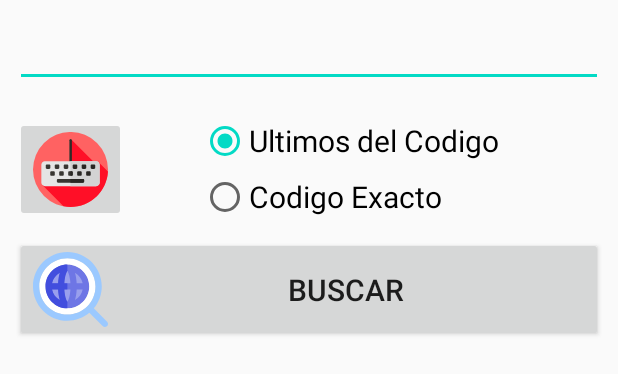
After one commit to raulest50/Irsum, an Android app: the layout fragment_manual_reg_dialog.xml on its own in the app's theme, with its tools: preview values and no code run, on a phone screen of 412 x 824 dp. The commit adds this screen. Shown: the top 374 px of the screen. Run offline under Robolectric (Android 15) with nearby library versions, the phone set to English and light mode, and no system bars.

Commit message:
se agrego funcionalidad de busqueda de productos por ultimos del codigo, funciona bien en android 4.4

```diff
--- a/app/src/main/java/com/rendidor/irsum/MainActivity.kt
+++ b/app/src/main/java/com/rendidor/irsum/MainActivity.kt
@@ -8,6 +8,7 @@ import androidx.navigation.fragment.NavHostFragment
 import androidx.navigation.ui.setupActionBarWithNavController
 import com.rendidor.irsum.databinding.ActivityMainBinding
 import com.rendidor.irsum.fragmentDialogs.InfoIpDialog
+import com.rendidor.irsum.fragmentDialogs.ManualRegDialog
 
 class MainActivity : AppCompatActivity() {
 
@@ -33,7 +34,6 @@ class MainActivity : AppCompatActivity() {
         SetupNavegacion()
 
         this.pl = PrefLoader(this)
-
 
         binding.toolbar.setOnLongClickListener {
             var infoDialog = InfoIpDialog()
--- a/app/src/main/java/com/rendidor/irsum/fragmentDialogs/ModNumDialog.kt
+++ b/app/src/main/java/com/rendidor/irsum/fragmentDialogs/ModNumDialog.kt
@@ -64,9 +64,8 @@ class ModNumDialog(var item:ItemVenta, var itemIndex:Int, var adapter:ItemVentaA
                 if(N==0) adapter.removeItem(itemIndex)
                 if(N>=1){
                     item.setCantidad(etCantidad.text.toString().toInt())
-                    adapter.notifyItemChanged(itemIndex) // se actualiza el item en el recycler view
-                    adapter.ntFragment() // se actualiza la suma_listaCompra y el textview de suma en home fragment
                 }
+                adapter.AplicarCambios()
                 dismiss()
             } catch (e:NumberFormatException){}
         }
--- /dev/null
+++ b/app/src/main/res/drawable/ic_global_search_svgrepo_com.xml
@@ -0,0 +1,17 @@
+<vector android:height="50dp" android:viewportHeight="511.999"
+    android:viewportWidth="511.999" android:width="50dp" xmlns:android="http://schemas.android.com/apk/res/android">
+    <path android:fillColor="#6E76E5" android:pathData="M234.667,85.351c-82.344,0 -149.333,66.991 -149.333,149.333s66.99,149.333 149.333,149.333S384,317.026 384,234.684S317.01,85.351 234.667,85.351z"/>
+    <path android:fillColor="#FFFFFF" android:pathData="M234.667,42.684c-105.87,0 -192,86.133 -192,192s86.13,192 192,192s192,-86.131 192,-192S340.535,42.684 234.667,42.684zM234.667,384.017c-82.344,0 -149.333,-66.99 -149.333,-149.333s66.99,-149.333 149.333,-149.333S384,152.342 384,234.684S317.009,384.017 234.667,384.017z"/>
+    <path android:fillColor="#999FED" android:pathData="M130.148,213.351h41.071c1.345,-25.865 5.183,-50.913 11.701,-71.896C156.164,156.364 136.445,182.44 130.148,213.351z"/>
+    <path android:fillColor="#999FED" android:pathData="M286.414,327.914c26.756,-14.909 46.474,-40.986 52.772,-71.896h-41.071C296.769,281.881 292.934,306.93 286.414,327.914z"/>
+    <path android:fillColor="#999FED" android:pathData="M130.148,256.017c6.299,30.909 26.017,56.986 52.772,71.896c-6.519,-20.983 -10.355,-46.032 -11.701,-71.896H130.148z"/>
+    <path android:fillColor="#999FED" android:pathData="M213.948,213.351h41.439c-2.714,-46.292 -13.835,-74.651 -20.719,-83.396C227.782,138.698 216.661,167.059 213.948,213.351z"/>
+    <path android:fillColor="#999FED" android:pathData="M286.414,141.455c6.519,20.983 10.355,46.032 11.701,71.896h41.071C332.887,182.44 313.169,156.364 286.414,141.455z"/>
+    <path android:fillColor="#999FED" android:pathData="M234.667,339.412c6.885,-8.744 18.005,-37.104 20.719,-83.396h-41.439C216.661,302.309 227.782,330.668 234.667,339.412z"/>
+    <path android:fillColor="#9BC9FF" android:pathData="M414.936,384.746c33.944,-40.708 54.397,-93.039 54.397,-150.061c0,-129.395 -105.271,-234.667 -234.667,-234.667S0,105.287 0,234.684s105.271,234.667 234.667,234.667c57.041,0 109.389,-20.467 150.103,-54.43l90.813,90.813c4.166,4.167 9.626,6.248 15.084,6.248s10.92,-2.082 15.084,-6.248c8.331,-8.331 8.331,-21.838 0,-30.17L414.936,384.746zM234.667,426.684c-105.87,0 -192,-86.131 -192,-192s86.13,-192 192,-192s192,86.133 192,192S340.535,426.684 234.667,426.684z"/>
+    <path android:fillColor="#999FED" android:pathData="M234.667,339.412v-83.396h-20.719C216.661,302.309 227.782,330.668 234.667,339.412z"/>
+    <path android:fillColor="#999FED" android:pathData="M130.148,213.351h41.071c1.345,-25.865 5.183,-50.913 11.701,-71.896C156.164,156.364 136.445,182.44 130.148,213.351z"/>
+    <path android:fillColor="#999FED" android:pathData="M234.667,213.351v-83.396c-6.885,8.744 -18.005,37.104 -20.719,83.396H234.667z"/>
+    <path android:fillColor="#999FED" android:pathData="M130.148,256.017c6.299,30.909 26.017,56.986 52.772,71.896c-6.519,-20.983 -10.355,-46.032 -11.701,-71.896H130.148z"/>
+    <path android:fillColor="#424EDE" android:pathData="M213.948,256.017h20.719v-42.667h-20.719c2.714,-46.292 13.835,-74.651 20.719,-83.396V85.351c-82.344,0 -149.333,66.991 -149.333,149.333s66.99,149.333 149.333,149.333v-44.605C227.782,330.668 216.661,302.309 213.948,256.017zM130.148,256.017h41.071c1.345,25.865 5.183,50.913 11.701,71.896C156.164,313.003 136.445,286.927 130.148,256.017zM171.218,213.351h-41.071c6.299,-30.909 26.017,-56.986 52.772,-71.896C176.4,162.438 172.564,187.486 171.218,213.351z"/>
+</vector>
--- /dev/null
+++ b/app/src/main/res/drawable/ic_keyboard_svgrepo_com.xml
@@ -0,0 +1,24 @@
+<vector android:height="50dp" android:viewportHeight="512.002"
+    android:viewportWidth="512.002" android:width="50dp" xmlns:android="http://schemas.android.com/apk/res/android">
+    <path android:fillColor="#FF6262" android:pathData="M256.001,256m-256,0a256,256 0,1 1,512 0a256,256 0,1 1,-512 0"/>
+    <path android:fillColor="#FF0F27" android:pathData="M511.634,269.71l-63.414,-63.245l-26.148,4.711L261.493,51.41l-6.641,151.721L63.982,362.651l144.146,144.862c15.51,2.934 31.51,4.489 47.873,4.489C392.786,512 504.509,404.72 511.634,269.71z"/>
+    <path android:fillColor="#383632" android:pathData="M256.001,206.869c-4.284,0 -7.758,-3.474 -7.758,-7.758V56.889c0,-4.284 3.474,-7.758 7.758,-7.758s7.758,3.474 7.758,7.758v142.222C263.758,203.395 260.285,206.869 256.001,206.869z"/>
+    <path android:fillColor="#282623" android:pathData="M256.001,49.131c-0.197,0 -0.381,0.043 -0.574,0.059v157.622c0.193,0.014 0.378,0.059 0.574,0.059c4.284,0 7.758,-3.474 7.758,-7.758V56.889C263.758,52.605 260.285,49.131 256.001,49.131z"/>
+    <path android:fillColor="#E5E5E5" android:pathData="M430.832,369.778H81.168c-13.409,0 -24.278,-10.869 -24.278,-24.278V223.391c0,-13.409 10.869,-24.278 24.278,-24.278h349.665c13.409,0 24.28,10.869 24.28,24.278V345.5C455.112,358.909 444.243,369.778 430.832,369.778z"/>
+    <path android:fillColor="#D3D3D3" android:pathData="M430.832,199.111H255.425v170.667h175.407c13.409,0 24.279,-10.869 24.279,-24.278V223.391C455.112,209.98 444.243,199.111 430.832,199.111z"/>
+    <path android:fillColor="#383632" android:pathData="M118.304,229.279c0,-4.284 -3.474,-7.758 -7.758,-7.758H95.031c-4.284,0 -7.758,3.474 -7.758,7.758v15.515c0,4.284 3.474,7.758 7.758,7.758h15.515c4.284,0 7.758,-3.474 7.758,-7.758V229.279z"/>
+    <path android:fillColor="#383632" android:pathData="M179.589,229.279c0,-4.284 -3.474,-7.758 -7.758,-7.758h-15.515c-4.284,0 -7.758,3.474 -7.758,7.758v15.515c0,4.284 3.474,7.758 7.758,7.758h15.515c4.284,0 7.758,-3.474 7.758,-7.758V229.279z"/>
+    <path android:fillColor="#383632" android:pathData="M233.116,221.522h-15.515c-4.284,0 -7.758,3.474 -7.758,7.758v15.515c0,4.284 3.474,7.758 7.758,7.758h15.515c4.284,0 7.758,-3.474 7.758,-7.758v-15.515C240.874,224.996 237.4,221.522 233.116,221.522z"/>
+    <path android:fillColor="#383632" android:pathData="M140.973,268.067h-15.515c-4.284,0 -7.758,3.474 -7.758,7.758v15.515c0,4.284 3.474,7.758 7.758,7.758h15.515c4.284,0 7.758,-3.474 7.758,-7.758v-15.515C148.731,271.541 145.259,268.067 140.973,268.067z"/>
+    <path android:fillColor="#383632" android:pathData="M202.258,268.067h-15.515c-4.284,0 -7.758,3.474 -7.758,7.758v15.515c0,4.284 3.474,7.758 7.758,7.758h15.515c4.284,0 7.758,-3.474 7.758,-7.758v-15.515C210.016,271.541 206.542,268.067 202.258,268.067z"/>
+    <path android:fillColor="#383632" android:pathData="M263.543,268.067h-15.515c-4.284,0 -7.758,3.474 -7.758,7.758v15.515c0,4.284 3.474,7.758 7.758,7.758h15.515c4.284,0 7.758,-3.474 7.758,-7.758v-15.515C271.301,271.541 267.827,268.067 263.543,268.067z"/>
+    <path android:fillColor="#282623" android:pathData="M263.543,268.067h-8.116v31.03h8.116c4.284,0 7.758,-3.474 7.758,-7.758v-15.515C271.301,271.541 267.827,268.067 263.543,268.067z"/>
+    <path android:fillColor="#282623" android:pathData="M302.158,229.279c0,-4.284 -3.474,-7.758 -7.758,-7.758h-15.515c-4.284,0 -7.758,3.474 -7.758,7.758v15.515c0,4.284 3.474,7.758 7.758,7.758h15.515c4.284,0 7.758,-3.474 7.758,-7.758V229.279z"/>
+    <path android:fillColor="#282623" android:pathData="M363.443,229.279c0,-4.284 -3.474,-7.758 -7.758,-7.758h-15.515c-4.284,0 -7.758,3.474 -7.758,7.758v15.515c0,4.284 3.474,7.758 7.758,7.758h15.515c4.284,0 7.758,-3.474 7.758,-7.758V229.279z"/>
+    <path android:fillColor="#282623" android:pathData="M416.971,221.522h-15.515c-4.284,0 -7.758,3.474 -7.758,7.758v15.515c0,4.284 3.474,7.758 7.758,7.758h15.515c4.284,0 7.758,-3.474 7.758,-7.758v-15.515C424.728,224.996 421.254,221.522 416.971,221.522z"/>
+    <path android:fillColor="#282623" android:pathData="M324.828,268.067h-15.515c-4.284,0 -7.758,3.474 -7.758,7.758v15.515c0,4.284 3.474,7.758 7.758,7.758h15.515c4.284,0 7.758,-3.474 7.758,-7.758v-15.515C332.585,271.541 329.112,268.067 324.828,268.067z"/>
+    <path android:fillColor="#282623" android:pathData="M386.113,268.067h-15.515c-4.284,0 -7.758,3.474 -7.758,7.758v15.515c0,4.284 3.474,7.758 7.758,7.758h15.515c4.284,0 7.758,-3.474 7.758,-7.758v-15.515C393.87,271.541 390.397,268.067 386.113,268.067z"/>
+    <path android:fillColor="#383632" android:pathData="M170.668,328.404h170.667v10.343h-170.667z"/>
+    <path android:fillColor="#383632" android:pathData="M341.334,346.505H170.668c-4.284,0 -7.758,-3.474 -7.758,-7.758v-10.343c0,-4.284 3.474,-7.758 7.758,-7.758h170.667c4.284,0 7.758,3.474 7.758,7.758v10.343C349.092,343.031 345.618,346.505 341.334,346.505z"/>
+    <path android:fillColor="#282623" android:pathData="M341.334,320.646h-85.907v25.859h85.907c4.284,0 7.758,-3.474 7.758,-7.758v-10.343C349.092,324.12 345.618,320.646 341.334,320.646z"/>
+</vector>
--- a/app/src/main/res/layout/fragment_home.xml
+++ b/app/src/main/res/layout/fragment_home.xml
@@ -51,7 +51,7 @@
 
                 <!--boton para agregar un producto a la lista de manera manual-->
                 <ImageButton
-                    android:id="@+id/btn_add_prod"
+                    android:id="@+id/btn_add_prod_manual"
                     android:layout_width="wrap_content"
                     android:layout_height="wrap_content"
                     android:layout_weight="1"
--- a/app/src/main/res/layout/fragment_info_ip_dialog.xml
+++ b/app/src/main/res/layout/fragment_info_ip_dialog.xml
@@ -1,5 +1,6 @@
 <?xml version="1.0" encoding="utf-8"?>
-<FrameLayout xmlns:android="http://schemas.android.com/apk/res/android"
+<FrameLayout
+    xmlns:android="http://schemas.android.com/apk/res/android"
     xmlns:tools="http://schemas.android.com/tools"
     android:layout_width="match_parent"
     android:layout_height="match_parent"
--- /dev/null
+++ b/app/src/main/res/layout/fragment_manual_reg_dialog.xml
@@ -0,0 +1,82 @@
+<?xml version="1.0" encoding="utf-8"?>
+<FrameLayout
+    xmlns:android="http://schemas.android.com/apk/res/android"
+    xmlns:tools="http://schemas.android.com/tools"
+    xmlns:app="http://schemas.android.com/apk/res-auto"
+    android:layout_width="match_parent"
+    android:layout_height="match_parent"
+    tools:context=".fragmentDialogs.ManualRegDialog">
+
+    <LinearLayout
+        android:layout_width="match_parent"
+        android:layout_height="match_parent"
+        android:orientation="vertical"
+        android:padding="10dp"
+        tools:layout_editor_absoluteX="254dp"
+        tools:layout_editor_absoluteY="239dp">
+
+        <EditText
+            android:id="@+id/et_busq_codigo"
+            android:layout_width="match_parent"
+            android:layout_height="wrap_content"
+            android:textSize="20sp"
+            android:digits="abcdefghijklmnopqrstuvwxyz1234567890 ñ"
+            android:inputType="textPostalAddress"
+            android:layout_marginBottom="10dp" />
+
+        <LinearLayout
+            android:layout_width="match_parent"
+            android:layout_height="wrap_content"
+            android:orientation="horizontal"
+            android:paddingTop="10dp"
+            android:paddingBottom="10dp">
+
+            <ImageButton
+                android:id="@+id/imgbtn_show_keyboard"
+                android:layout_width="wrap_content"
+                android:layout_height="wrap_content"
+                android:layout_marginEnd="50dp"
+                app:srcCompat="@drawable/ic_keyboard_svgrepo_com" />
+
+            <RadioGroup
+                android:id="@+id/rg_tp_busqueda"
+                android:layout_width="wrap_content"
+                android:layout_height="wrap_content"
+                android:checkedButton="@id/rbtn_ultimos_cod">
+
+                <RadioButton
+                    android:id="@+id/rbtn_ultimos_cod"
+                    android:layout_width="wrap_content"
+                    android:layout_height="wrap_content"
+                    android:layout_marginBottom="5dp"
+                    android:textSize="20sp"
+                    android:text="Ultimos del Codigo" />
+
+                <RadioButton
+                    android:id="@+id/rbtn_cod_exacto"
+                    android:layout_width="wrap_content"
+                    android:layout_height="wrap_content"
+                    android:textSize="20sp"
+                    android:text="Codigo Exacto" />
+            </RadioGroup>
+        </LinearLayout>
+
+        <Button
+            android:id="@+id/btn_buscar"
+            android:layout_width="match_parent"
+            android:layout_height="wrap_content"
+            android:textSize="20sp"
+            android:text="Buscar"
+            android:layout_marginStart="0dp"
+            android:layout_marginEnd="0dp"
+            app:drawableStartCompat="@drawable/ic_global_search_svgrepo_com"/>
+
+        <androidx.recyclerview.widget.RecyclerView
+            android:id="@+id/recycler_view_lista_busqueda"
+            android:layout_width="match_parent"
+            android:layout_height="match_parent"
+            android:layout_marginTop="20sp"/>
+
+    </LinearLayout>
+
+</FrameLayout>
--- a/app/src/main/res/layout/fragment_mod_num_dialog.xml
+++ b/app/src/main/res/layout/fragment_mod_num_dialog.xml
@@ -1,5 +1,5 @@
 <?xml version="1.0" encoding="utf-8"?>
-<androidx.constraintlayout.widget.ConstraintLayout
+<FrameLayout
     xmlns:android="http://schemas.android.com/apk/res/android"
     xmlns:app="http://schemas.android.com/apk/res-auto"
     xmlns:tools="http://schemas.android.com/tools"
@@ -171,4 +171,4 @@
         </LinearLayout>
     </LinearLayout>
 
-</androidx.constraintlayout.widget.ConstraintLayout>
+</FrameLayout>
```
Also changed, not shown: app/src/main/java/com/rendidor/irsum/Definiciones/ItemVenta.kt (+3 -6 lines), app/src/main/java/com/rendidor/irsum/HomeFragment.kt (+19 -29 lines), app/src/main/java/com/rendidor/irsum/ItemVentaAdapter.kt (+51 -2 lines), app/src/main/java/com/rendidor/irsum/fragmentDialogs/ManualRegDialog.kt (added, +101 -0 lines), app/src/main/java/com/rendidor/irsum/fragmentDialogs/RV_BusquedaAdapter.kt (added, +50 -0 lines), app/src/main/java/com/rendidor/irsum/remote/HttpIrsumReqs.java (+18 -9 lines), app/src/main/res/layout-normal-v4/item_busqueda.xml (added, +63 -0 lines), app/src/main/res/layout-small/item_busqueda.xml (added, +70 -0 lines), app/src/main/res/layout/item_busqueda.xml (added, +70 -0 lines).
